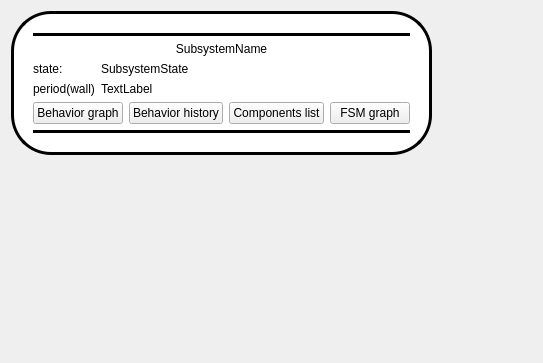
Before: the Qt Designer form rqt_agent/resource/SubsystemWidget.ui in RCPRG-ros-pkg/agent_orocos, drawn with Qt 5.
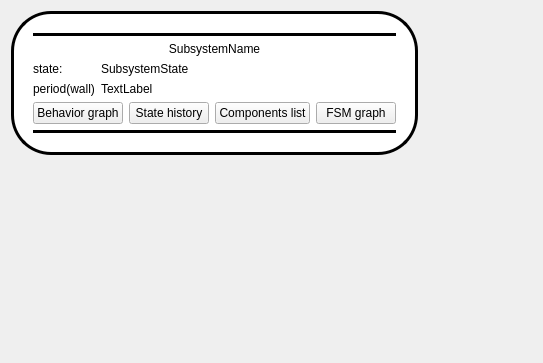
After: the same form once the commit is applied.

Commit message: some name corrections

```diff
--- a/rqt_agent/resource/SubsystemWidget.ui
+++ b/rqt_agent/resource/SubsystemWidget.ui
@@ -132,7 +132,7 @@
         <item row="0" column="1">
          <widget class="QPushButton" name="showBehaviorHistory">
           <property name="text">
-           <string>Behavior history</string>
+           <string>State history</string>
           </property>
          </widget>
         </item>
```
Left out of the diff: 2 changed lines with no effect on the pictures. The commit also changes 2 other files.
